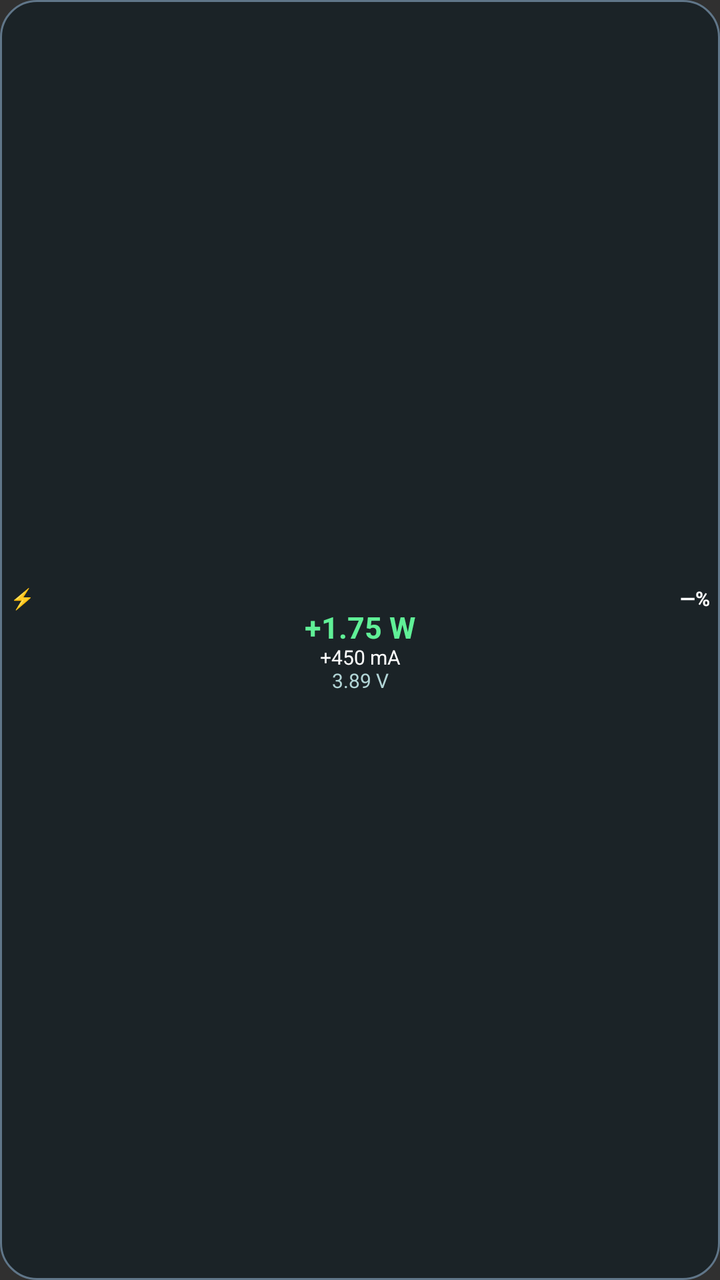
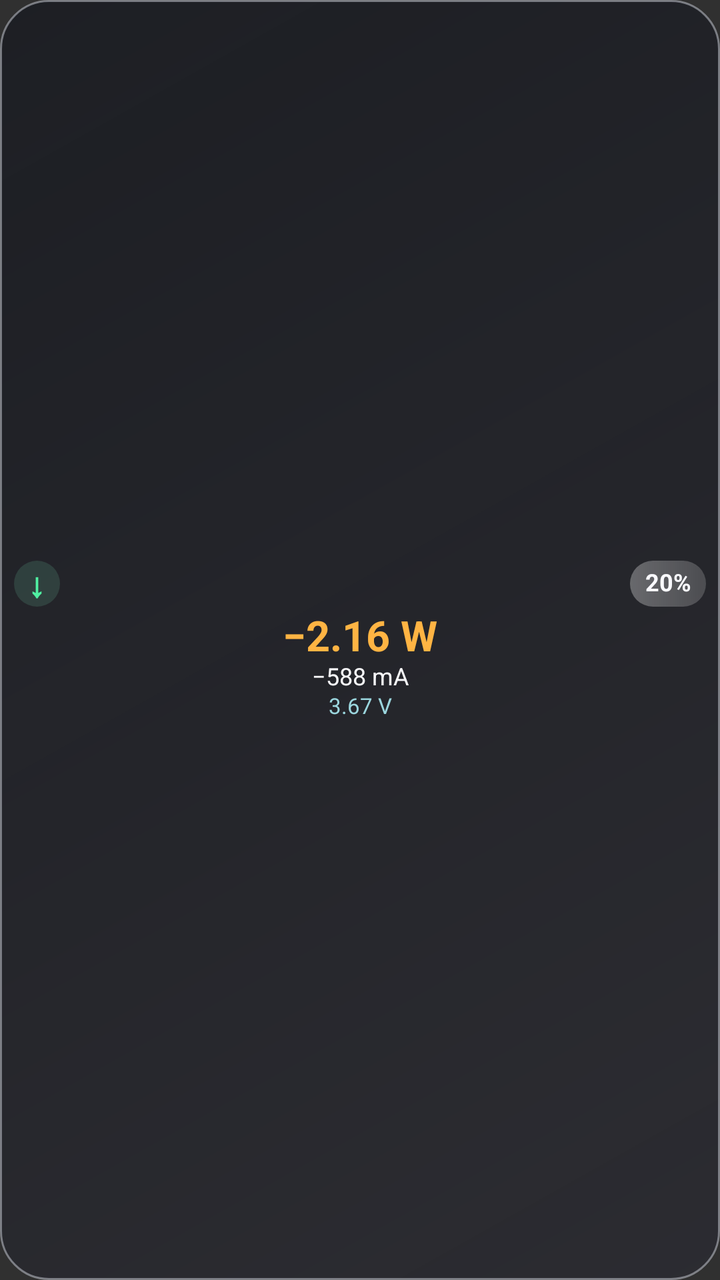

The first picture is an Android layout as it rendered before a commit; the second is the same layout after the commit. The layout source and the unified diff follow.
<!-- AndroidManifest.xml: application theme android:Theme.Material.NoActionBar -->
<!-- res/layout/widget_dark.xml -->
<?xml version="1.0" encoding="utf-8"?>
<LinearLayout xmlns:android="http://schemas.android.com/apk/res/android"
    android:id="@+id/widget_root"
    android:layout_width="match_parent"
    android:layout_height="match_parent"
    android:background="@drawable/widget_bg_dark"
    android:paddingStart="5dp"
    android:paddingEnd="5dp"
    android:paddingTop="3dp"
    android:paddingBottom="3dp"
    android:gravity="center"
    android:orientation="vertical">
    <LinearLayout
        android:layout_width="match_parent"
        android:layout_height="wrap_content"
        android:orientation="horizontal"
        android:gravity="center_vertical">
        <TextView
            android:id="@+id/widget_status"
            android:layout_width="0dp"
            android:layout_weight="1"
            android:layout_height="wrap_content"
            android:gravity="start"
            android:text="⚡"
            android:textColor="#60F097"
            android:textSize="10sp"
            android:includeFontPadding="false" />
        <TextView
            android:id="@+id/widget_level"
            android:layout_width="wrap_content"
            android:layout_height="wrap_content"
            android:text="—%"
            android:includeFontPadding="false"
            android:textColor="#FFFFFF"
            android:textStyle="bold"
            android:textSize="10sp" />
    </LinearLayout>
    <TextView
        android:id="@+id/widget_value"
        android:layout_width="match_parent"
        android:layout_height="wrap_content"
        android:gravity="center"
        android:text="+1.75 W"
        android:includeFontPadding="false"
        android:singleLine="true"
        android:ellipsize="end"
        android:textColor="#60F097"
        android:textStyle="bold"
        android:textSize="15sp" />
    <TextView
        android:id="@+id/widget_sub"
        android:layout_width="match_parent"
        android:layout_height="wrap_content"
        android:gravity="center"
        android:text="+450 mA"
        android:includeFontPadding="false"
        android:singleLine="true"
        android:ellipsize="end"
        android:textColor="#FFFFFF"
        android:textSize="10sp" />
    <TextView
        android:id="@+id/widget_voltage"
        android:layout_width="match_parent"
        android:layout_height="wrap_content"
        android:gravity="center"
        android:text="3.89 V"
        android:includeFontPadding="false"
        android:singleLine="true"
        android:textColor="#B2D5D6"
        android:textSize="10sp" />
</LinearLayout>
<!-- resources referenced by this layout -->
<resources>
  <!-- drawable widget_bg_dark (drawable) -->
  <shape xmlns:android="http://schemas.android.com/apk/res/android" android:shape="rectangle">
      <solid android:color="#E91A2327" />
      <stroke android:width="1dp" android:color="#607689" />
      <corners android:radius="18dp" />
  </shape>
</resources>

<!-- the commit's change to res/layout/widget_dark.xml (unified diff, before → after) -->
@@ -3,69 +3,105 @@
     android:id="@+id/widget_root"
     android:layout_width="match_parent"
     android:layout_height="match_parent"
+    android:orientation="vertical"
+    android:gravity="center"
     android:background="@drawable/widget_bg_dark"
-    android:paddingStart="5dp"
-    android:paddingEnd="5dp"
-    android:paddingTop="3dp"
-    android:paddingBottom="3dp"
-    android:gravity="center"
-    android:orientation="vertical">
+    android:paddingStart="7dp"
+    android:paddingEnd="7dp"
+    android:paddingTop="6dp"
+    android:paddingBottom="6dp">
+
+    
     <LinearLayout
         android:layout_width="match_parent"
         android:layout_height="wrap_content"
         android:orientation="horizontal"
-        android:gravity="center_vertical">
+        android:gravity="center_vertical"
+        android:paddingBottom="3dp">
+
         <TextView
             android:id="@+id/widget_status"
+            android:layout_width="23dp"
+            android:layout_height="23dp"
+            android:background="@drawable/widget_status_circle"
+            android:gravity="center"
+            android:text="↓"
+            android:textSize="17sp"
+            android:textStyle="bold"
+            android:textColor="#50F0A2"
+            android:includeFontPadding="false"/>
+
+        <TextView
             android:layout_width="0dp"
             android:layout_weight="1"
-            android:layout_height="wrap_content"
-            android:gravity="start"
-            android:text="⚡"
-            android:textColor="#60F097"
-            android:textSize="10sp"
-            android:includeFontPadding="false" />
+            android:layout_height="1dp"/>
+
         <TextView
             android:id="@+id/widget_level"
             android:layout_width="wrap_content"
-            android:layout_height="wrap_content"
-            android:text="—%"
-            android:includeFontPadding="false"
-            android:textColor="#FFFFFF"
+            android:layout_height="23dp"
+            android:minWidth="38dp"
+            android:gravity="center"
+            android:background="@drawable/widget_chip_dark"
+            android:paddingStart="6dp"
+            android:paddingEnd="6dp"
+            android:text="20%"
+            android:textColor="#FAFAFF"
+            android:fontFamily="sans"
             android:textStyle="bold"
-            android:textSize="10sp" />
+            android:textSize="12sp"
+            android:includeFontPadding="false"/>
     </LinearLayout>
+
+    
     <TextView
         android:id="@+id/widget_value"
         android:layout_width="match_parent"
         android:layout_height="wrap_content"
+        android:minHeight="24dp"
         android:gravity="center"
-        android:text="+1.75 W"
+        android:text="−2.16 W"
+        android:textColor="#FFB443"
+        android:fontFamily="sans"
+        android:textStyle="bold"
+        android:textSize="21sp"
         android:includeFontPadding="false"
         android:singleLine="true"
         android:ellipsize="end"
-        android:textColor="#60F097"
-        android:textStyle="bold"
-        android:textSize="15sp" />
+        android:autoSizeTextType="uniform"
+        android:autoSizeMinTextSize="11sp"
+        android:autoSizeMaxTextSize="21sp"
+        android:autoSizeStepGranularity="1sp"/>
+
     <TextView
         android:id="@+id/widget_sub"
         android:layout_width="match_parent"
         android:layout_height="wrap_content"
         android:gravity="center"
-        android:text="+450 mA"
+        android:layout_marginTop="1dp"
+        android:text="−588 mA"
+        android:textColor="#F7F7F9"
+        android:fontFamily="sans"
+        android:textSize="12sp"
         android:includeFontPadding="false"
         android:singleLine="true"
         android:ellipsize="end"
-        android:textColor="#FFFFFF"
-        android:textSize="10sp" />
+        android:autoSizeTextType="uniform"
+        android:autoSizeMinTextSize="9sp"
+        android:autoSizeMaxTextSize="12sp"
+        android:autoSizeStepGranularity="1sp"/>
+
     <TextView
         android:id="@+id/widget_voltage"
         android:layout_width="match_parent"
         android:layout_height="wrap_content"
         android:gravity="center"
-        android:text="3.89 V"
+        android:layout_marginTop="1dp"
+        android:text="3.67 V"
+        android:textColor="#9BD6DE"
+        android:fontFamily="sans"
+        android:textSize="11sp"
         android:includeFontPadding="false"
         android:singleLine="true"
-        android:textColor="#B2D5D6"
-        android:textSize="10sp" />
+        android:ellipsize="end"/>
 </LinearLayout>
<!-- resource entries referenced after the edit -->
@@ -1,10 +1,23 @@
 <!-- resources referenced by this layout -->
 <resources>
   <!-- drawable widget_bg_dark (drawable) -->
+  <?xml version="1.0" encoding="utf-8"?>
   <shape xmlns:android="http://schemas.android.com/apk/res/android" android:shape="rectangle">
-      <solid android:color="#E91A2327" />
-      <stroke android:width="1dp" android:color="#607689" />
-      <corners android:radius="18dp" />
+      
+      <gradient android:startColor="#E62B2B31" android:endColor="#D8191B21" android:angle="135" />
+      <stroke android:width="1dp" android:color="#72E0E5F0" />
+      <corners android:radius="24dp" />
+  </shape>
+  <!-- drawable widget_chip_dark (drawable) -->
+  <?xml version="1.0" encoding="utf-8"?>
+  <shape xmlns:android="http://schemas.android.com/apk/res/android" android:shape="rectangle">
+      <gradient android:startColor="#4EFFFFFF" android:endColor="#2DFFFFFF" android:angle="0" />
+      <corners android:radius="24dp" />
+  </shape>
+  <!-- drawable widget_status_circle (drawable) -->
+  <?xml version="1.0" encoding="utf-8"?>
+  <shape xmlns:android="http://schemas.android.com/apk/res/android" android:shape="oval">
+      <solid android:color="#59487565" />
   </shape>
 </resources>
 
